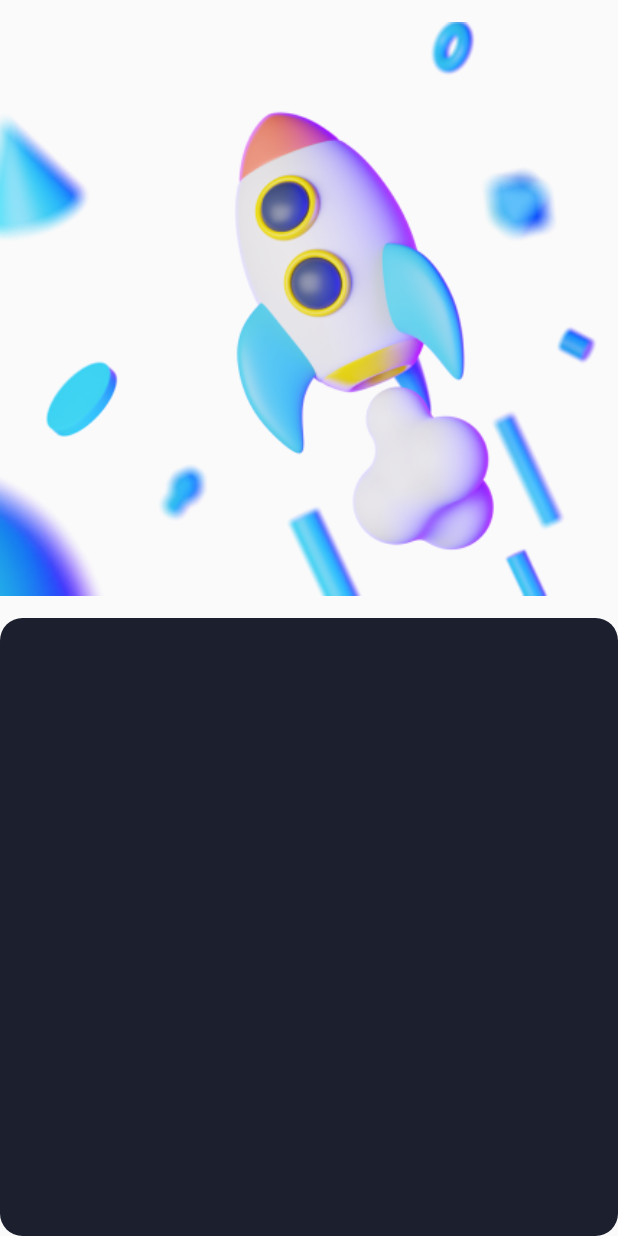
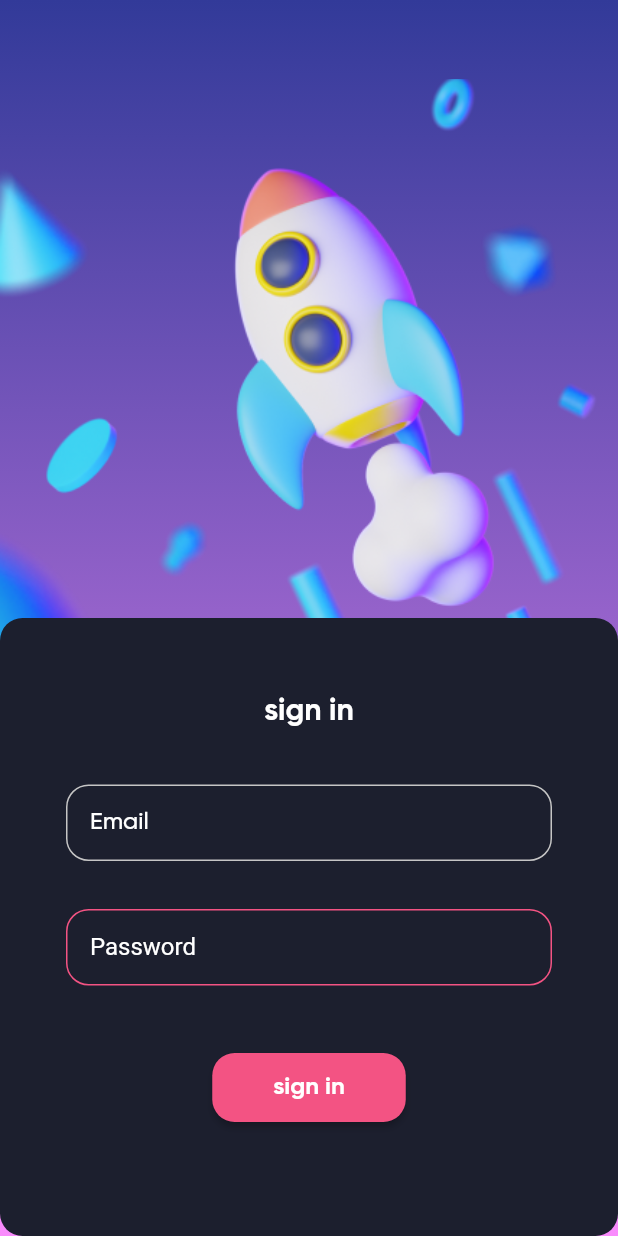
Before and after one commit to Amirmahdi1380/Instagram_design, a Flutter app: the screen it shows after launch, on a phone screen of 412 x 824 dp. Run offline on Flutter 3.47's test engine with Material 2 defaults, Android fonts, the phone set to English and light mode, and no system bars.

Commit message:
login page design compelete

```diff
--- a/lib/screens/login_page.dart
+++ b/lib/screens/login_page.dart
@@ -1,33 +1,201 @@
 import 'package:flutter/material.dart';
 
-class LoginPage extends StatelessWidget {
+class LoginPage extends StatefulWidget {
   const LoginPage({Key? key}) : super(key: key);
 
   @override
+  State<LoginPage> createState() => _LoginPageState();
+}
+
+class _LoginPageState extends State<LoginPage> {
+  FocusNode negahban1 = FocusNode();
+  FocusNode negahban2 = FocusNode();
+  @override
+  void initState() {
+    super.initState();
+    negahban1.addListener(() {
+      setState(() {});
+    });
+    negahban2.addListener(() {
+      setState(() {});
+    });
+  }
+
+  @override
   Widget build(BuildContext context) {
-    return Scaffold(
-      body: Column(
+    return Container(
+      decoration: BoxDecoration(
+        gradient: LinearGradient(
+          begin: Alignment.topCenter,
+          end: Alignment.bottomCenter,
+          colors: [
+            Color(0xff323A99),
+            Color(
+              0xffF98BFC,
+            ),
+          ],
+        ),
+      ),
+      child: Scaffold(
+        backgroundColor: Colors.transparent,
+        body: Stack(
+          children: [
+            _getImage(),
+            _getContainer(),
+          ],
+        ),
+      ),
+    );
+  }
+
+  Widget _getImage() {
+    return Positioned(
+      top: 50,
+      bottom: 0,
+      right: 0,
+      left: 0,
+      child: Column(
         children: [
-          Positioned(
-            top: 88,
-            child: Expanded(
-              child: Image(
-                image: AssetImage('assets/images/rocket2 1.png'),
-              ),
+          Expanded(
+            child: Image(
+              image: AssetImage('assets/images/rocket2 1.png'),
             ),
           ),
           Expanded(
-            child: Container(
-              height: 428,
-              width: 461,
-              decoration: BoxDecoration(
-                color: Color(0xff1C1F2E),
-                borderRadius: BorderRadius.circular(15),
-              ),
-            ),
-          ),
+            child: Container(),
+          )
         ],
       ),
     );
   }
+
+  Widget _getContainer() {
+    return Column(
+      children: [
+        Expanded(
+          child: Container(),
+        ),
+        Expanded(
+          child: Container(
+            decoration: BoxDecoration(
+              color: Color(0xff1C1F2E),
+              borderRadius: BorderRadius.circular(
+                15,
+              ),
+            ),
+            child: Column(
+              children: [
+                SizedBox(
+                  width: double.infinity,
+                ),
+                SizedBox(
+                  height: 50,
+                ),
+                Text(
+                  'sign in',
+                  style: TextStyle(
+                    color: Colors.white,
+                    fontFamily: 'GB',
+                    fontSize: 20,
+                  ),
+                ),
+                SizedBox(
+                  height: 36,
+                ),
+                Padding(
+                  padding: EdgeInsets.symmetric(horizontal: 44),
+                  child: TextField(
+                    focusNode: negahban1,
+                    decoration: InputDecoration(
+                      contentPadding:
+                          EdgeInsets.symmetric(vertical: 16, horizontal: 16),
+                      labelText: 'Email',
+                      labelStyle: TextStyle(
+                        color: negahban1.hasFocus
+                            ? Color(0xffF35383)
+                            : Colors.white,
+                        fontFamily: 'GM',
+                      ),
+                      enabledBorder: OutlineInputBorder(
+                        borderRadius: BorderRadius.all(
+                          Radius.circular(15),
+                        ),
+                        borderSide: BorderSide(
+                          color: Color(0xffC5C5C5),
+                        ),
+                      ),
+                      focusedBorder: OutlineInputBorder(
+                        borderRadius: BorderRadius.all(
+                          Radius.circular(15),
+                        ),
+                        borderSide: BorderSide(
+                          color: Color(0xffF35383),
+                        ),
+                      ),
+                    ),
+                  ),
+                ),
+                SizedBox(
+                  height: 32,
+                ),
+                Padding(
+                  padding: const EdgeInsets.symmetric(horizontal: 44),
+                  child: TextField(
+                    focusNode: negahban2,
+                    decoration: InputDecoration(
+                      contentPadding:
+                          EdgeInsets.symmetric(vertical: 16, horizontal: 16),
+                      labelText: 'Password',
+                      labelStyle: TextStyle(
+                        color: negahban2.hasFocus
+                            ? Color(0xffF35383)
+                            : Colors.white,
+                      ),
+                      enabledBorder: OutlineInputBorder(
+                        borderRadius: BorderRadius.all(
+                          Radius.circular(15),
+                        ),
+                        borderSide: BorderSide(
+                          color: Color(0xffF35383),
+                        ),
+                      ),
+                      focusedBorder: OutlineInputBorder(
+                        borderRadius: BorderRadius.all(
+                          Radius.circular(15),
+                        ),
+                        borderSide: BorderSide(
+                          color: Color(0xffC5C5C5),
+                        ),
+                      ),
+                    ),
+                  ),
+                ),
+                SizedBox(
+                  height: 45,
+                ),
+                SizedBox(
+                  width: 129,
+                  height: 46,
+                  child: ElevatedButton(
+                    onPressed: () {},
+                    child: Text(
+                      'sign in',
+                      style: TextStyle(fontFamily: 'GB', fontSize: 16),
+                    ),
+                  ),
+                )
+              ],
+            ),
+          ),
+        )
+      ],
+    );
+  }
+
+  @override
+  void dispose() {
+    negahban1.dispose();
+    negahban2.dispose();
+    super.dispose();
+  }
 }
```
